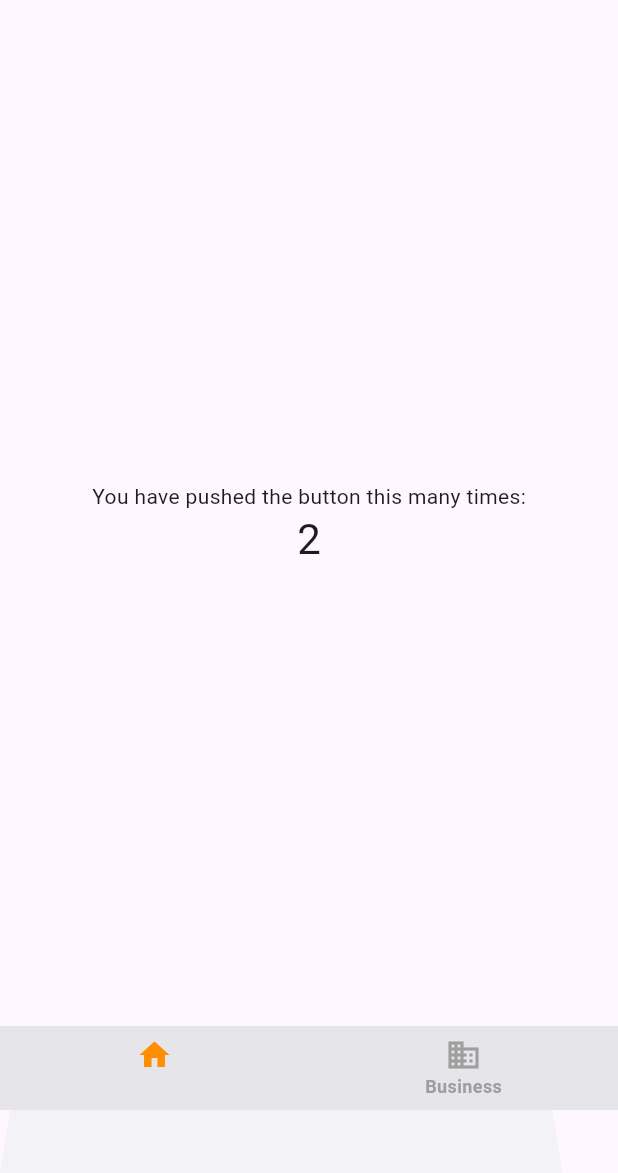
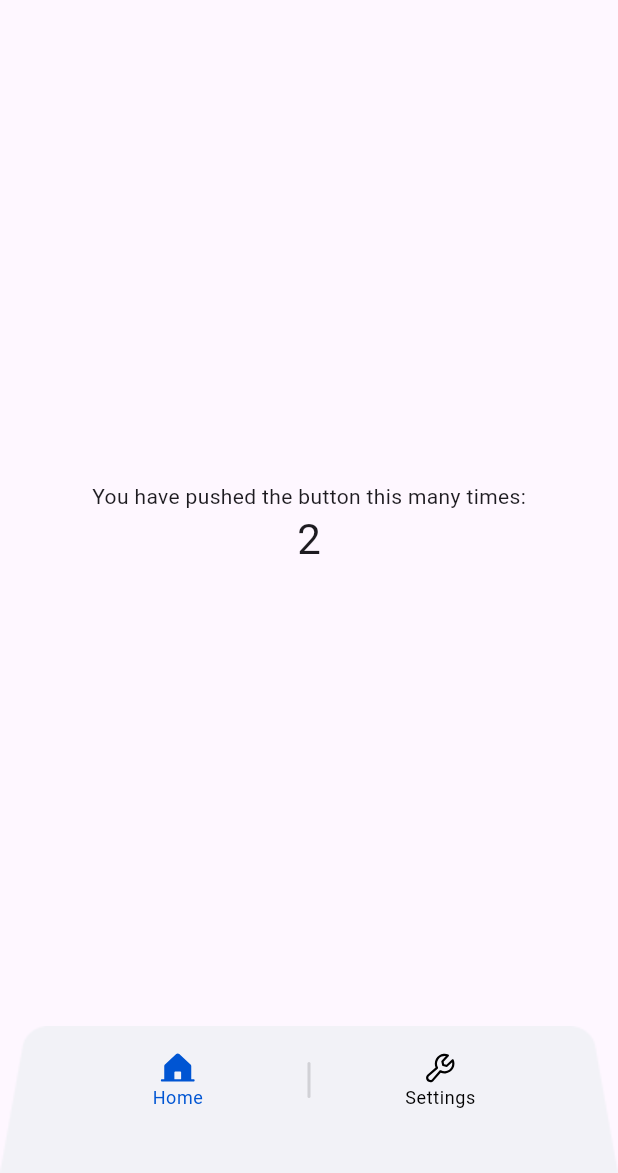
Before and after one commit to onurcankurum/dog_app, a Flutter app: the screen it shows after launch, on a phone screen of 412 x 824 dp, the part 63-1236 px from its top. Run offline on Flutter 3.47's test engine with Material 3 defaults, Android fonts, the phone set to English and light mode, and no system bars; our stand-ins replace dio, flutter_svg, pretty_dio_logger.

Commit message:
bottom navigation bar complete

```diff
--- a/lib/core/enums/svg_enums.dart
+++ b/lib/core/enums/svg_enums.dart
@@ -1,10 +1,16 @@
 enum SvgEnums {
+  homeIcon,
+  settingsIcon,
   bottomNavigationBarBackground;
 
   String get path {
     switch (this) {
       case bottomNavigationBarBackground:
         return 'assets/svg/bottom_navigation_bar_background.svg';
+      case homeIcon:
+        return 'assets/svg/home_icon.svg';
+      case settingsIcon:
+        return 'assets/svg/settings_icon.svg';
     }
   }
 }
--- a/lib/core/theme/color.dart
+++ b/lib/core/theme/color.dart
@@ -2,4 +2,6 @@ import 'package:flutter/material.dart';
 
 final class AppColors {
   static const Color bottomNavigationBarBackground = Color(0xFFE5E5EA);
+  static const Color lightGray = Color(0xFFD1D1D6);
+  static const Color absoluteZero = Color(0xFF0055D3);
 }
--- a/lib/core/theme/theme_light.dart
+++ b/lib/core/theme/theme_light.dart
@@ -16,20 +16,17 @@ class ThemeLight implements _ITheme {
 
   ThemeData _themeData() {
     return baseThemeData.copyWith(
-        bottomNavigationBarTheme: BottomNavigationBarThemeData(
-      backgroundColor: AppColors.bottomNavigationBarBackground,
-      elevation: 0,
-      selectedItemColor: Colors.black,
-      unselectedItemColor: Colors.grey,
-      showUnselectedLabels: true,
-      selectedLabelStyle: const TextStyle(
-        fontSize: 12,
-        fontWeight: FontWeight.w600,
-      ),
-      unselectedLabelStyle: const TextStyle(
-        fontSize: 12,
-        fontWeight: FontWeight.w600,
-      ),
-    ));
+        dividerTheme: baseThemeData.dividerTheme.copyWith(
+          color: AppColors.lightGray,
+        ),
+        bottomNavigationBarTheme:
+            baseThemeData.bottomNavigationBarTheme.copyWith(
+          selectedIconTheme: const IconThemeData(
+            color: AppColors.absoluteZero,
+          ),
+          unselectedIconTheme: const IconThemeData(
+            color: Colors.black,
+          ),
+        ));
   }
 }
--- a/lib/main.dart
+++ b/lib/main.dart
@@ -1,5 +1,4 @@
 import 'package:dog_app/core/theme/i_theme.dart';
-import 'package:dog_app/screens/bottom_navigation_group/home_page/home_page.dart';
 import 'package:flutter/material.dart';
 
 import 'core/navigation/navigation/navigation_constants.dart';
--- a/lib/screens/bottom_navigation_group/bottom_navigation_group_page.dart
+++ b/lib/screens/bottom_navigation_group/bottom_navigation_group_page.dart
@@ -1,14 +1,14 @@
 import 'package:dog_app/core/enums/svg_enums.dart';
 import 'package:dog_app/core/navigation/navigation/navigation_constants.dart';
 import 'package:flutter/material.dart';
-import 'package:flutter_svg/flutter_svg.dart';
 
-import '../../core/theme/color.dart';
+import '../../widget/molecul/my_bottom_navigation_bar.dart';
 import '../mixin/base_view.dart';
 import 'home_page/home_page.dart';
 import 'settings_page/settings_page.dart';
 
-class BottomNavigationGroupPage extends StatefulWidget implements BaseView {
+final class BottomNavigationGroupPage extends StatefulWidget
+    implements BaseView {
   const BottomNavigationGroupPage({super.key});
 
   @override
@@ -19,7 +19,8 @@ class BottomNavigationGroupPage extends StatefulWidget implements BaseView {
   NavigationConstant get navigationConstant => throw UnimplementedError();
 }
 
-class _BottomNavigationGroupPageState extends State<BottomNavigationGroupPage> {
+final class _BottomNavigationGroupPageState
+    extends State<BottomNavigationGroupPage> with BaseStateMixin {
   int _selectedIndex = 0;
   void _onItemTapped(int index) {
     setState(() {
@@ -34,38 +35,20 @@ class _BottomNavigationGroupPageState extends State<BottomNavigationGroupPage> {
 
   @override
   Widget build(BuildContext context) {
-    var myBottomNavigationBar = Stack(
-      children: [
-        SvgPicture.asset(SvgEnums.bottomNavigationBarBackground.path,
-            semanticsLabel: 'A red up arrow'),
-        BottomNavigationBar(
-          showSelectedLabels: false,
-          elevation: 0,
-          type: BottomNavigationBarType.fixed,
-          items: const <BottomNavigationBarItem>[
-            BottomNavigationBarItem(
-              icon: Icon(Icons.home),
-              label: 'Home',
-            ),
-            BottomNavigationBarItem(
-              icon: Icon(Icons.business),
-              label: 'Business',
-            ),
+    return Scaffold(
+        appBar: AppBar(
+          title: const Text('BottomNavigationBar Sample'),
+        ),
+        body: Center(
+          child: _widgetOptions.elementAt(_selectedIndex),
+        ),
+        bottomNavigationBar: MyBottomNavigationBar(
+          itemsIconsAndTexts: [
+            MapEntry(SvgEnums.homeIcon.path, 'Home'),
+            MapEntry(SvgEnums.settingsIcon.path, 'Settings'),
           ],
           currentIndex: _selectedIndex,
-          selectedItemColor: Colors.amber[800],
-          onTap: _onItemTapped,
-        ),
-      ],
-    );
-    return Scaffold(
-      appBar: AppBar(
-        title: const Text('BottomNavigationBar Sample'),
-      ),
-      body: Center(
-        child: _widgetOptions.elementAt(_selectedIndex),
-      ),
-      bottomNavigationBar: myBottomNavigationBar,
-    );
+          onIndexChange: _onItemTapped,
+        ));
   }
 }
--- a/lib/screens/bottom_navigation_group/settings_page/settings_page.dart
+++ b/lib/screens/bottom_navigation_group/settings_page/settings_page.dart
@@ -3,7 +3,7 @@ import 'package:flutter/material.dart';
 
 import '../../mixin/base_view.dart';
 
-class SettingsPage extends StatefulWidget implements BaseView {
+final class SettingsPage extends StatefulWidget implements BaseView {
   const SettingsPage({super.key});
 
   @override
@@ -13,7 +13,7 @@ class SettingsPage extends StatefulWidget implements BaseView {
   NavigationConstant get navigationConstant => NavigationConstant.homePage;
 }
 
-class _SettingsPageState extends State<SettingsPage> {
+final class _SettingsPageState extends State<SettingsPage> {
   @override
   Widget build(BuildContext context) {
     return Scaffold(
--- a/lib/screens/mixin/base_view.dart
+++ b/lib/screens/mixin/base_view.dart
@@ -6,6 +6,7 @@ mixin BaseView on Widget {
 }
 
 mixin BaseStateMixin<T extends StatefulWidget> on State<T> {
+  ThemeData get themeData => Theme.of(context);
   double dynamicHeight(double value) =>
       MediaQuery.of(context).size.height * value;
   double dynamicWidth(double value) =>
--- /dev/null
+++ b/lib/widget/atom/my_bottom_nav_bar_item.dart
@@ -0,0 +1,35 @@
+import 'package:flutter/material.dart';
+import 'package:flutter_svg/flutter_svg.dart';
+
+final class MyBottomNavBarItem extends StatelessWidget {
+  const MyBottomNavBarItem(
+      {super.key,
+      required this.iconSvgPath,
+      required this.title,
+      required this.iconColor});
+  final String iconSvgPath;
+  final String title;
+  final Color? iconColor;
+  @override
+  Widget build(BuildContext context) {
+    return Column(
+      children: [
+        SvgPicture.asset(
+          iconSvgPath,
+          width: 24,
+          height: 24,
+          colorFilter: iconColor != null
+              ? ColorFilter.mode(
+                  iconColor!,
+                  BlendMode.srcIn,
+                )
+              : null,
+        ),
+        Text(title,
+            style: Theme.of(context).textTheme.caption!.copyWith(
+                  color: iconColor,
+                )),
+      ],
+    );
+  }
+}
--- /dev/null
+++ b/lib/widget/molecul/my_bottom_navigation_bar.dart
@@ -0,0 +1,86 @@
+import 'package:dog_app/screens/mixin/base_view.dart';
+import 'package:dog_app/widget/atom/my_bottom_nav_bar_item.dart';
+import 'package:flutter/material.dart';
+
+import '../../core/enums/png_enums.dart';
+
+final class MyBottomNavigationBar extends StatefulWidget {
+  const MyBottomNavigationBar({
+    super.key,
+    required this.itemsIconsAndTexts,
+    required this.onIndexChange,
+    required this.currentIndex,
+  });
+  final List<MapEntry<String, String>> itemsIconsAndTexts;
+  final Function(int) onIndexChange;
+  final int currentIndex;
+
+  @override
+  State<MyBottomNavigationBar> createState() => _MyBottomNavigationBarState();
+}
+
+class _MyBottomNavigationBarState extends State<MyBottomNavigationBar>
+    with BaseStateMixin {
+  int currentIndex = 0;
+  @override
+  void initState() {
+    currentIndex = widget.currentIndex;
+    super.initState();
+  }
+
+  @override
+  Widget build(BuildContext context) {
+    return Stack(
+      children: [
+        Ink(
+          padding: const EdgeInsets.symmetric(horizontal: 32),
+          height: 98,
+          width: dynamicWidth(1),
+          decoration: BoxDecoration(
+            image: DecorationImage(
+              image: AssetImage(PngEnums.bottomNavigationBarBackground.path),
+              fit: BoxFit.fill,
+            ),
+          ),
+          child: Row(
+              crossAxisAlignment: CrossAxisAlignment.start,
+              mainAxisAlignment: MainAxisAlignment.spaceAround,
+              children: [
+                for (var i = 0; i < widget.itemsIconsAndTexts.length; i++) ...[
+                  Expanded(
+                    child: InkWell(
+                      onTap: () {
+                        setState(() {
+                          widget.onIndexChange(i);
+                          currentIndex = i;
+                        });
+                      },
+                      child: Padding(
+                        padding: const EdgeInsets.all(16.0),
+                        child: MyBottomNavBarItem(
+                            iconSvgPath: widget.itemsIconsAndTexts[i].key,
+                            title: widget.itemsIconsAndTexts[i].value,
+                            iconColor: currentIndex == i
+                                ? themeData.bottomNavigationBarTheme
+                                    .selectedIconTheme?.color
+                                : themeData.bottomNavigationBarTheme
+                                    .unselectedIconTheme?.color),
+                      ),
+                    ),
+                  ),
+                  if (i != widget.itemsIconsAndTexts.length - 1)
+                    Container(
+                      margin: const EdgeInsets.only(top: 24),
+                      decoration: BoxDecoration(
+                          borderRadius: BorderRadius.circular(2),
+                          color: themeData.dividerTheme.color),
+                      height: 24,
+                      width: 2,
+                    )
+                ]
+              ]),
+        ),
+      ],
+    );
+  }
+}
```
Also changed, not shown: assets/svg/home_icon.svg (added), assets/svg/settings_icon.svg (added).
